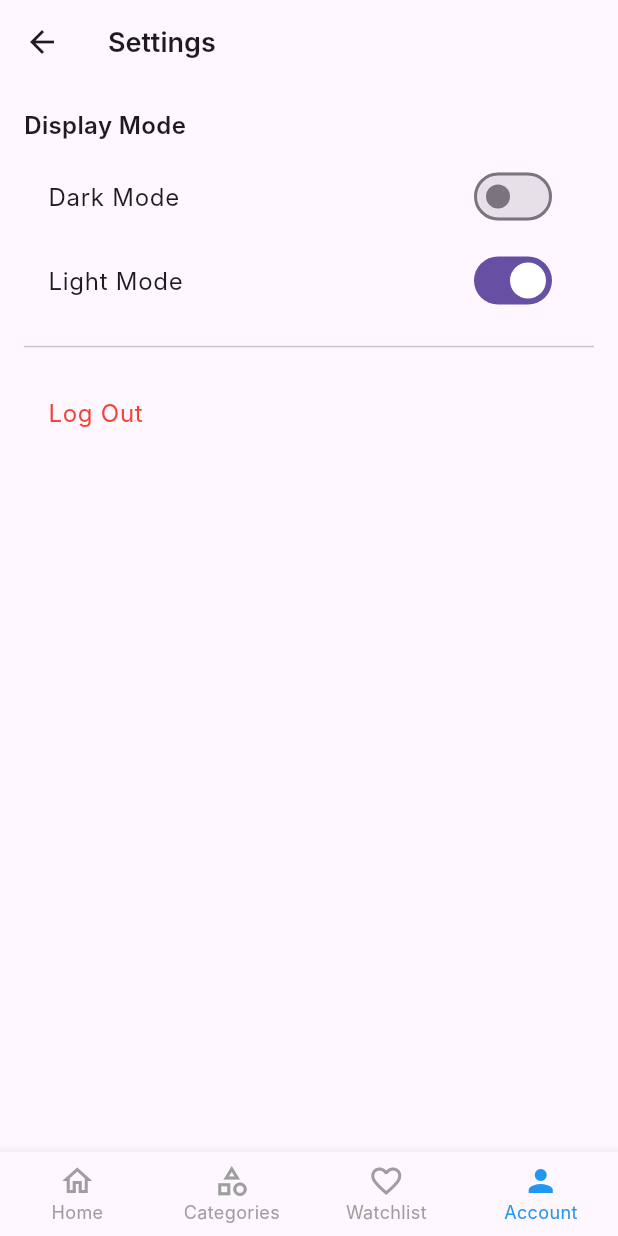
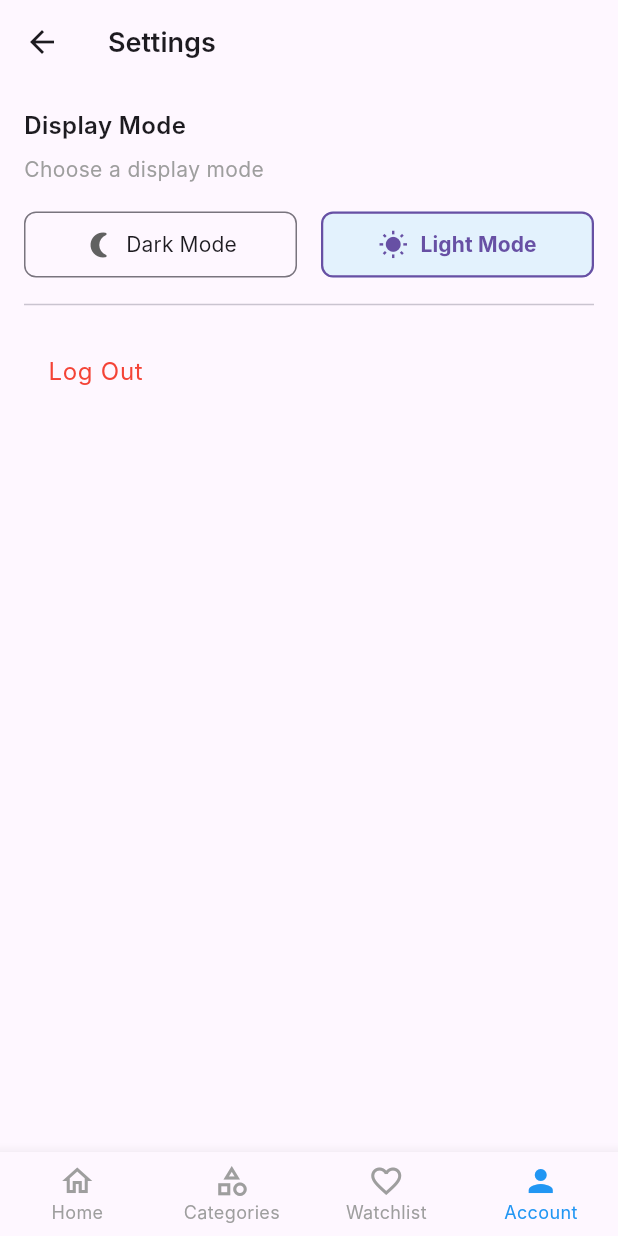
Before and after one commit to SkyBlueFox/ArtToyBidApp, a Flutter app: the SettingsScreen screen opened by its route, on a phone screen of 412 x 824 dp. Run offline on Flutter 3.47's test engine with Material 3 defaults, Android fonts, the phone set to English and light mode, and no system bars; Roboto replaces fonts that are missing (Inter).

Commit message:
upate theme provider, settings and main.dart

```diff
--- /dev/null
+++ b/devtools_options.yaml
@@ -0,0 +1,3 @@
+description: This file stores settings for Dart & Flutter DevTools.
+documentation: https://docs.flutter.dev/tools/devtools/extensions#configure-extension-enablement-states
+extensions:
--- a/lib/main.dart
+++ b/lib/main.dart
@@ -11,20 +11,30 @@ import 'screens/watchlist_screen.dart';
 import 'screens/settings_screen.dart';
 import 'screens/profile_screen.dart';
 import 'screens/community_screen.dart';
+import 'package:provider/provider.dart';
+import 'providers/theme_provider.dart';
 
-void main() => runApp(const ArtToyApp());
+void main() => runApp(
+  MultiProvider(
+    providers: [
+      ChangeNotifierProvider(create: (_) => ThemeProvider()),
+      // Add more providers here
+    ],
+    child: const ArtToyApp(),
+  ),
+);
 
 class ArtToyApp extends StatelessWidget {
   const ArtToyApp({super.key});
 
   @override
   Widget build(BuildContext context) {
+    final themeProvider = Provider.of<ThemeProvider>(context);
     return MaterialApp(
       title: 'Art Toy Bid',
-      theme: ThemeData(
-        primarySwatch: Colors.blue,
-        fontFamily: 'Inter',
-      ),
+      theme: ThemeData(primarySwatch: Colors.blue, fontFamily: 'Inter'),
+      darkTheme: ThemeData.dark(),
+      themeMode: themeProvider.themeMode,
       initialRoute: '/signin',
       routes: {
         '/signin': (context) => const SignInScreen(),
--- /dev/null
+++ b/lib/providers/theme_provider.dart
@@ -0,0 +1,15 @@
+import 'package:flutter/material.dart';
+
+class ThemeProvider with ChangeNotifier {
+  ThemeMode _themeMode = ThemeMode.system;
+
+  ThemeMode get themeMode => _themeMode;
+
+  void setThemeMode(ThemeMode mode) {
+    _themeMode = mode;
+    notifyListeners();
+  }
+
+  // Simple getter to check if dark mode is enabled
+  bool get isDarkMode => _themeMode == ThemeMode.dark;
+}
--- a/lib/screens/profile_screen.dart
+++ b/lib/screens/profile_screen.dart
@@ -9,11 +9,16 @@ class ProfileScreen extends StatelessWidget {
       appBar: AppBar(
         title: const Text(
           'Profile',
-          style: TextStyle(
-            fontSize: 18,
-            fontWeight: FontWeight.w600,
+          style: TextStyle(fontSize: 18, fontWeight: FontWeight.w600),
+        ),
+        actions: [
+          IconButton(
+            icon: const Icon(Icons.settings),
+            onPressed: () {
+              Navigator.pushNamed(context, '/settings');
+            },
           ),
-        ),
+        ],
       ),
       body: SingleChildScrollView(
         padding: const EdgeInsets.all(16),
@@ -22,26 +27,17 @@ class ProfileScreen extends StatelessWidget {
             const CircleAvatar(
               radius: 40,
               backgroundColor: Colors.grey,
-              child: Icon(
-                Icons.person,
-                size: 40,
-                color: Colors.white,
-              ),
+              child: Icon(Icons.person, size: 40, color: Colors.white),
             ),
             const SizedBox(height: 16),
             const Text(
               'Lois Beckett',
-              style: TextStyle(
-                fontSize: 20,
-                fontWeight: FontWeight.w700,
-              ),
+              style: TextStyle(fontSize: 20, fontWeight: FontWeight.w700),
             ),
             const SizedBox(height: 8),
             const Text(
               'Joined 2 weeks ago',
-              style: TextStyle(
-                color: Colors.grey,
-              ),
+              style: TextStyle(color: Colors.grey),
             ),
             const SizedBox(height: 16),
             ElevatedButton(
@@ -54,26 +50,18 @@ class ProfileScreen extends StatelessWidget {
               onPressed: () {},
               child: const Text(
                 'Follow',
-                style: TextStyle(
-                  color: Colors.white,
-                ),
+                style: TextStyle(color: Colors.white),
               ),
             ),
             const SizedBox(height: 16),
             Row(
               mainAxisAlignment: MainAxisAlignment.center,
               children: [
-                const Icon(
-                  Icons.star,
-                  color: Colors.amber,
-                  size: 20,
-                ),
+                const Icon(Icons.star, color: Colors.amber, size: 20),
                 const SizedBox(width: 4),
                 const Text(
                   '4.5',
-                  style: TextStyle(
-                    fontWeight: FontWeight.w700,
-                  ),
+                  style: TextStyle(fontWeight: FontWeight.w700),
                 ),
                 const SizedBox(width: 4),
                 const Text('(5 reviews)'),
@@ -82,10 +70,7 @@ class ProfileScreen extends StatelessWidget {
             const SizedBox(height: 24),
             const Text(
               'Bidding history',
-              style: TextStyle(
-                fontSize: 18,
-                fontWeight: FontWeight.w600,
-              ),
+              style: TextStyle(fontSize: 18, fontWeight: FontWeight.w600),
             ),
             const SizedBox(height: 16),
             ListTile(
@@ -110,7 +95,10 @@ class ProfileScreen extends StatelessWidget {
     );
   }
 
-  BottomNavigationBar _buildBottomNavBar(BuildContext context, int currentIndex) {
+  BottomNavigationBar _buildBottomNavBar(
+    BuildContext context,
+    int currentIndex,
+  ) {
     return BottomNavigationBar(
       currentIndex: currentIndex,
       type: BottomNavigationBarType.fixed,
@@ -122,7 +110,10 @@ class ProfileScreen extends StatelessWidget {
         switch (index) {
           case 0:
             Navigator.pushNamedAndRemoveUntil(
-              context, '/home', (route) => false);
+              context,
+              '/home',
+              (route) => false,
+            );
             break;
           case 1:
             Navigator.pushNamed(context, '/categories');
--- a/lib/screens/settings_screen.dart
+++ b/lib/screens/settings_screen.dart
@@ -1,18 +1,19 @@
 import 'package:flutter/material.dart';
+import 'package:provider/provider.dart';
+import '../providers/theme_provider.dart';
 
 class SettingsScreen extends StatelessWidget {
   const SettingsScreen({super.key});
 
   @override
   Widget build(BuildContext context) {
+    final themeProvider = Provider.of<ThemeProvider>(context);
+
     return Scaffold(
       appBar: AppBar(
         title: const Text(
           'Settings',
-          style: TextStyle(
-            fontSize: 18,
-            fontWeight: FontWeight.w600,
-          ),
+          style: TextStyle(fontSize: 18, fontWeight: FontWeight.w600),
         ),
       ),
       body: ListView(
@@ -20,33 +21,50 @@ class SettingsScreen extends StatelessWidget {
         children: [
           const Text(
             'Display Mode',
-            style: TextStyle(
-              fontSize: 16,
-              fontWeight: FontWeight.w600,
-            ),
+            style: TextStyle(fontSize: 16, fontWeight: FontWeight.w600),
           ),
           const SizedBox(height: 8),
-          SwitchListTile(
-            title: const Text('Dark Mode'),
-            value: false,
-            onChanged: (value) {},
+          const Text(
+            'Choose a display mode',
+            style: TextStyle(color: Colors.grey, fontSize: 14),
           ),
-          SwitchListTile(
-            title: const Text('Light Mode'),
-            value: true,
-            onChanged: (value) {},
+          const SizedBox(height: 16),
+          Row(
+            children: [
+              Expanded(
+                child: _buildThemeButton(
+                  context: context,
+                  icon: Icons.nightlight_round,
+                  label: 'Dark Mode',
+                  isSelected: themeProvider.isDarkMode,
+                  onTap: () {
+                    themeProvider.setThemeMode(ThemeMode.dark);
+                  },
+                ),
+              ),
+              const SizedBox(width: 16),
+              Expanded(
+                child: _buildThemeButton(
+                  context: context,
+                  icon: Icons.wb_sunny,
+                  label: 'Light Mode',
+                  isSelected: !themeProvider.isDarkMode,
+                  onTap: () {
+                    themeProvider.setThemeMode(ThemeMode.light);
+                  },
+                ),
+              ),
+            ],
           ),
           const Divider(height: 32),
           ListTile(
-            title: const Text(
-              'Log Out',
-              style: TextStyle(
-                color: Colors.red,
-              ),
-            ),
+            title: const Text('Log Out', style: TextStyle(color: Colors.red)),
             onTap: () {
               Navigator.pushNamedAndRemoveUntil(
-                context, '/signin', (route) => false);
+                context,
+                '/signin',
+                (route) => false,
+              );
             },
           ),
         ],
@@ -55,7 +73,68 @@ class SettingsScreen extends StatelessWidget {
     );
   }
 
-  BottomNavigationBar _buildBottomNavBar(BuildContext context, int currentIndex) {
+  Widget _buildThemeButton({
+    required BuildContext context,
+    required IconData icon,
+    required String label,
+    required bool isSelected,
+    required VoidCallback onTap,
+  }) {
+    final theme = Theme.of(context);
+    final isDarkTheme = theme.brightness == Brightness.dark;
+
+    return ElevatedButton(
+      style: ElevatedButton.styleFrom(
+        padding: const EdgeInsets.symmetric(vertical: 12, horizontal: 8),
+        backgroundColor:
+            isSelected
+                ? isDarkTheme
+                    ? Colors
+                        .grey[800] // Darker background for dark mode selection
+                    : Colors
+                        .blue[50] // Lighter background for light mode selection
+                : theme.cardColor,
+        foregroundColor:
+            isSelected ? theme.primaryColor : theme.textTheme.bodyLarge?.color,
+        shape: RoundedRectangleBorder(
+          borderRadius: BorderRadius.circular(8),
+          side: BorderSide(
+            color: isSelected ? theme.primaryColor : theme.dividerColor,
+            width: isSelected ? 1.5 : 1,
+          ),
+        ),
+        elevation: 0,
+      ),
+      onPressed: onTap,
+      child: Row(
+        mainAxisAlignment: MainAxisAlignment.center,
+        children: [
+          Icon(
+            icon,
+            size: 20,
+            color:
+                isSelected
+                    ? theme.primaryColor
+                    : isDarkTheme
+                    ? Colors.grey[300]
+                    : Colors.grey[700],
+          ),
+          const SizedBox(width: 8),
+          Text(
+            label,
+            style: TextStyle(
+              fontWeight: isSelected ? FontWeight.bold : FontWeight.normal,
+            ),
+          ),
+        ],
+      ),
+    );
+  }
+
+  BottomNavigationBar _buildBottomNavBar(
+    BuildContext context,
+    int currentIndex,
+  ) {
     return BottomNavigationBar(
       currentIndex: currentIndex,
       type: BottomNavigationBarType.fixed,
@@ -67,7 +146,10 @@ class SettingsScreen extends StatelessWidget {
         switch (index) {
           case 0:
             Navigator.pushNamedAndRemoveUntil(
-              context, '/home', (route) => false);
+              context,
+              '/home',
+              (route) => false,
+            );
             break;
           case 1:
             Navigator.pushNamed(context, '/categories');
--- a/pubspec.yaml
+++ b/pubspec.yaml
@@ -43,6 +43,7 @@ dependencies:
   path: ^1.9.1
   location: ^8.0.0
   google_maps_flutter: ^2.10.1
+  provider: ^6.1.3
 
 
 dev_dependencies:
```
Also changed, not shown: pubspec.lock.
